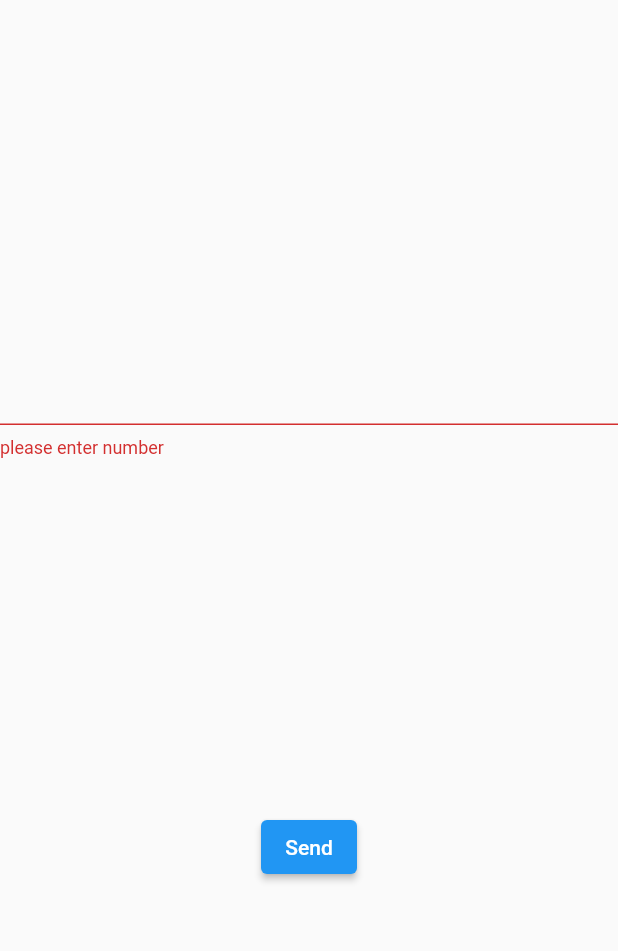
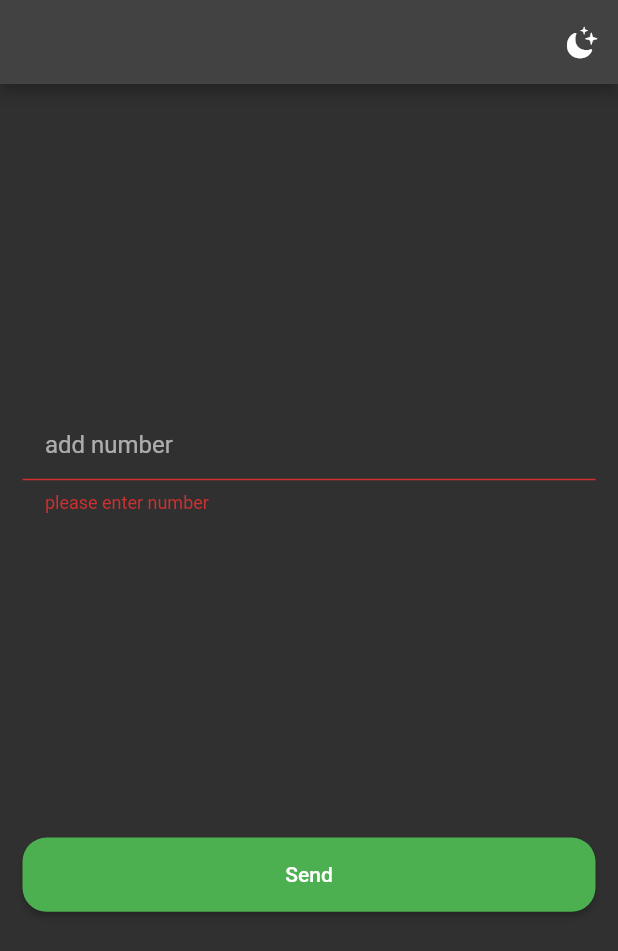
Before and after one commit to elsankary99/triva_app, a Flutter app: the screen it shows after launch, after a tap on "Send", on a phone screen of 412 x 824 dp. Shown: the top 951 px of the screen. Run offline on Flutter 3.47's test engine with Material 2 defaults, Android fonts, the phone set to English and light mode, and no system bars; our stand-ins replace dio, flutter_riverpod; network calls fail.

Commit message:
add theme

```diff
--- a/lib/app.dart
+++ b/lib/app.dart
@@ -1,14 +1,17 @@
 import 'package:flutter/material.dart';
 import 'package:flutter_riverpod/flutter_riverpod.dart';
 import 'package:triva_number/home.dart';
+import 'package:triva_number/theme.dart';
 
 class MyApp extends ConsumerWidget {
   const MyApp({super.key});
 
   @override
   Widget build(BuildContext context, WidgetRef ref) {
-    // fiana
+    final theme = ref.watch(changeThemeProvider);
     return MaterialApp(
+      theme: theme ? lightTheme : darkTheme,
+      debugShowCheckedModeBanner: false,
       home: HomePage(),
     );
   }
--- a/lib/home.dart
+++ b/lib/home.dart
@@ -1,4 +1,5 @@
 import 'package:flutter/material.dart';
+import 'package:flutter/cupertino.dart';
 import 'package:flutter_riverpod/flutter_riverpod.dart';
 import 'package:triva_number/second_sceen.dart';
 import 'package:triva_number/service.dart';
@@ -7,20 +8,36 @@ class HomePage extends ConsumerWidget {
   HomePage({super.key});
   TextEditingController controller = TextEditingController();
   GlobalKey<FormState> formKey = GlobalKey<FormState>();
-  bool _autoValidate = false;
 
   @override
   Widget build(BuildContext context, WidgetRef ref) {
-    final data = ref.watch(getRequest);
-
     return Scaffold(
-      body: Center(
+      appBar: AppBar(
+        actions: const [ThemeButton()],
+      ),
+      body: Padding(
+        padding: const EdgeInsets.symmetric(horizontal: 15),
+        child: Center(
             child: Form(
           key: formKey,
           child: Column(
             mainAxisAlignment: MainAxisAlignment.spaceEvenly,
             children: [
               TextFormField(
+                decoration: InputDecoration(
+                  hintText: "add number",
+                  contentPadding: const EdgeInsets.symmetric(horizontal: 15),
+                  focusedBorder: OutlineInputBorder(
+                      borderSide: BorderSide(
+                        color: Colors.blue,
+                      ),
+                      borderRadius: BorderRadius.circular(16)),
+                  enabledBorder: OutlineInputBorder(
+                      borderSide: BorderSide(
+                        color: Colors.grey,
+                      ),
+                      borderRadius: BorderRadius.circular(16)),
+                ),
                 validator: (value) {
                   if (value == null || value.isEmpty) {
                     return "please enter number";
@@ -30,7 +47,14 @@ class HomePage extends ConsumerWidget {
                 controller: controller,
                 keyboardType: TextInputType.number,
               ),
-            ElevatedButton(
+              SizedBox(
+                width: double.infinity,
+                height: MediaQuery.of(context).size.width * 0.12,
+                child: ElevatedButton(
+                    style: ElevatedButton.styleFrom(
+                        shape: const RoundedRectangleBorder(
+                            borderRadius:
+                                BorderRadius.all(Radius.circular(16)))),
                     onPressed: () {
                       if (formKey.currentState!.validate()) {
                         int number = int.parse(controller.text);
@@ -41,15 +65,43 @@ class HomePage extends ConsumerWidget {
                         Navigator.push(
                             context,
                             MaterialPageRoute(
-                          builder: (context) => SecondPage(),
+                              builder: (context) => const SecondPage(),
                             ));
                       }
                     },
-                child: Text("Send")),
+                    child: Text(
+                      "Send",
+                      style: Theme.of(context).textTheme.bodyLarge,
+                    )),
+              ),
             ],
           ),
         )),
+      ),
     );
+  }
+}
+
+final changeThemeProvider = StateProvider<bool>((ref) {
+  return false;
+});
+
+class ThemeButton extends ConsumerWidget {
+  const ThemeButton({
+    super.key,
+  });
+
+  @override
+  Widget build(BuildContext context, WidgetRef ref) {
+    return IconButton(
+        onPressed: () {
+          if (ref.read(changeThemeProvider.notifier).state == true) {
+            ref.read(changeThemeProvider.notifier).state = false;
+          } else {
+            ref.read(changeThemeProvider.notifier).state = true;
+          }
+        },
+        icon: Icon(CupertinoIcons.moon_stars_fill));
   }
 }
 // void _validateInputs() {
--- a/lib/main.dart
+++ b/lib/main.dart
@@ -1,8 +1,7 @@
 import 'package:flutter/material.dart';
 import 'package:flutter_riverpod/flutter_riverpod.dart';
-import 'package:shared_preferences/shared_preferences.dart';
 import 'package:triva_number/app.dart';
 
 void main() async {
-  runApp(ProviderScope(child: MyApp()));
+  runApp(const ProviderScope(child: MyApp()));
 }
--- a/lib/second_sceen.dart
+++ b/lib/second_sceen.dart
@@ -15,17 +15,17 @@ class SecondPage extends ConsumerWidget {
           data: (data) {
             return Text(
               data,
-              style: TextStyle(color: Colors.blue, fontSize: 25),
+              style: const TextStyle(color: Colors.blue, fontSize: 25),
             );
           },
           error: (error, stackTrace) {
             return Text(
               error.toString(),
-              style: TextStyle(color: Colors.blue, fontSize: 25),
+              style: const TextStyle(color: Colors.blue, fontSize: 25),
             );
           },
           loading: () {
-            return CircularProgressIndicator();
+            return const CircularProgressIndicator();
           },
         )));
   }
--- a/lib/service.dart
+++ b/lib/service.dart
@@ -1,5 +1,4 @@
 import 'package:dio/dio.dart';
-import 'package:flutter/material.dart';
 import 'package:flutter_riverpod/flutter_riverpod.dart';
 
 final numbersApi = StateProvider<int>((ref) {
--- a/lib/theme.dart
+++ b/lib/theme.dart
@@ -1,6 +1,7 @@
 import 'package:flutter/material.dart';
 
 ThemeData lightTheme = ThemeData.light().copyWith(
+    appBarTheme: AppBarTheme(color: Colors.red),
     primaryColor: Colors.orange,
     elevatedButtonTheme: ElevatedButtonThemeData(
         style: ElevatedButton.styleFrom(backgroundColor: Colors.red)));
```
Also changed, not shown: lib/number_bage.dart (deleted, +0 -16 lines). Lines whose indentation alone changed are shown as unchanged.
